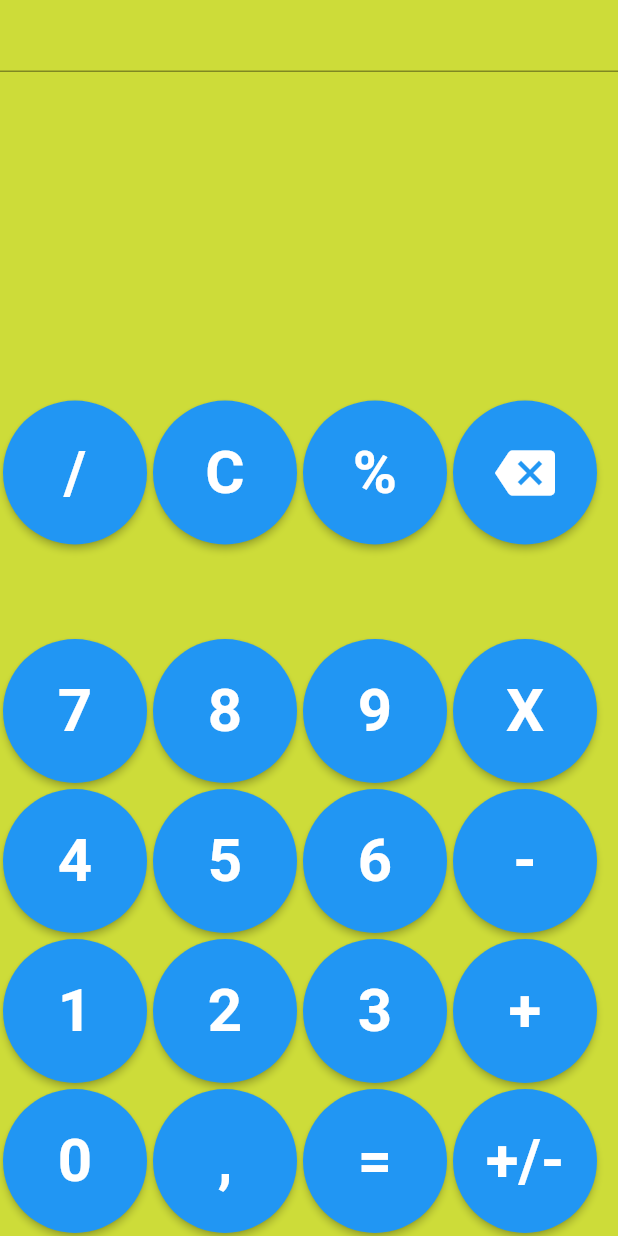
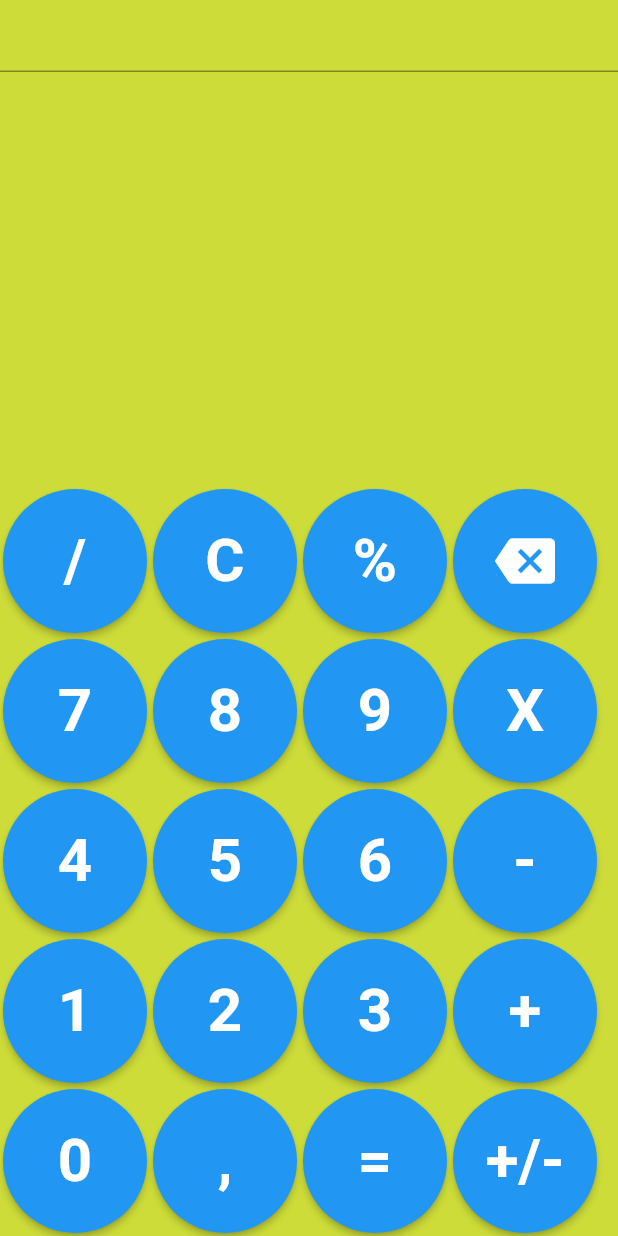
Before and after one commit to AntonYatsenko04/calculator, a Flutter app: the screen it shows after launch, on a phone screen of 412 x 824 dp. Run offline on Flutter 3.47's test engine with Material 2 defaults, Android fonts, the phone set to English and light mode, and no system bars; Roboto replaces fonts that are missing (Starlight).

Commit message:
added bloc dep

```diff
--- a/lib/button_panel.dart
+++ b/lib/button_panel.dart
@@ -13,10 +13,10 @@ class ButtonPanel extends StatelessWidget {
     return Expanded(
       flex: 3,
       child: Column(
-        mainAxisAlignment: MainAxisAlignment.start,
+        mainAxisAlignment: MainAxisAlignment.end,
         crossAxisAlignment: CrossAxisAlignment.end,
         children: [
-          Expanded(child: fifthRow()),
+          fifthRow(),
           fourthRow(),
           thirdRow(),
           secondRow(),
--- a/lib/main_screen.dart
+++ b/lib/main_screen.dart
@@ -2,22 +2,26 @@ import 'package:flutter/material.dart';
 import 'button_panel.dart';
 import 'calc_field.dart';
 
-class MainScreen extends StatelessWidget {
+class MainScreen extends StatefulWidget {
   const MainScreen({super.key});
 
+  @override
+  State<MainScreen> createState() => _MainScreenState();
+}
+
+class _MainScreenState extends State<MainScreen> {
   @override
   Widget build(BuildContext context) {
     return SafeArea(
       child: Scaffold(
         backgroundColor: Colors.lime,
-        body: const Center(
+        body: Center(
           child: Column(
-            mainAxisAlignment: MainAxisAlignment.end,
-            crossAxisAlignment: CrossAxisAlignment.stretch,
+            mainAxisAlignment: MainAxisAlignment.center,
+            crossAxisAlignment: CrossAxisAlignment.center,
             children: [
               Expanded(
-                child: CalcField(),
-                flex: 1,
+                child: TextField(readOnly: true),
               ),
               ButtonPanel(),
             ],
@@ -26,5 +30,4 @@ class MainScreen extends StatelessWidget {
       ),
     );
   }
-//List<Widget>
 }
--- a/pubspec.yaml
+++ b/pubspec.yaml
@@ -28,6 +28,7 @@ environment:
 # the latest version available on pub.dev. To see which dependencies have newer
 # versions available, run `flutter pub outdated`.
 dependencies:
+  flutter_bloc: ^8.0.0
   flutter:
     sdk: flutter
 
```
Also changed, not shown: pubspec.lock.
